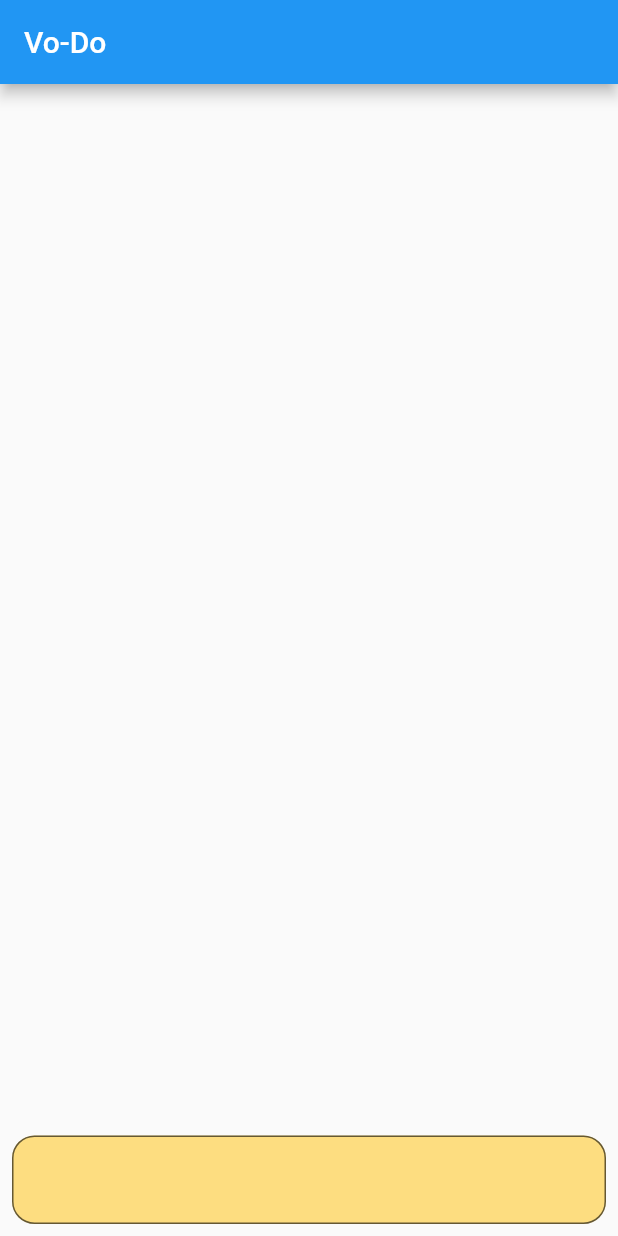
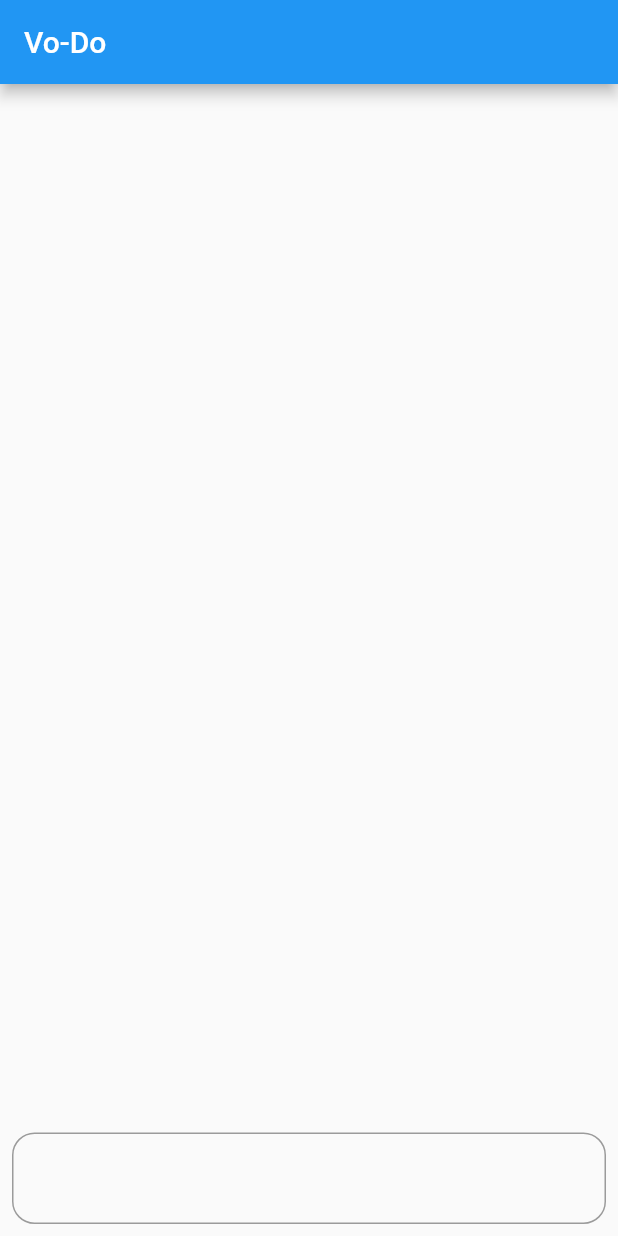
Before and after one commit to ashishnambiar/vo_do, a Flutter app: the screen it shows after launch, on a phone screen of 412 x 824 dp. Run offline on Flutter 3.47's test engine with Material 2 defaults, Android fonts, the light colour scheme and no system bars.

Commit message:
added list - focus, movement and textfield motions

```diff
--- a/lib/Screens/main_screen.dart
+++ b/lib/Screens/main_screen.dart
@@ -12,14 +12,22 @@ class _MainScreenState extends State<MainScreen> {
   final TextEditingController text = TextEditingController();
   final FocusNode listFocus = FocusNode();
   final FocusNode textFocus = FocusNode();
+  final ScrollController scroll = ScrollController();
 
-  List<String> todos = [];
+  List<TileItem> todos = [];
 
   addItem() {
     setState(() {
-      todos.add(text.text);
+      todos.add(TileItem(text.text));
       text.clear();
       textFocus.requestFocus();
+    });
+    WidgetsBinding.instance.addPostFrameCallback((timeStamp) {
+      scroll.animateTo(
+        scroll.position.maxScrollExtent,
+        duration: const Duration(milliseconds: 400),
+        curve: Curves.easeOut,
+      );
     });
   }
 
@@ -28,40 +36,122 @@ class _MainScreenState extends State<MainScreen> {
     super.initState();
     FocusManager.instance.addListener(
       () {
-        print("FOCUS list ${listFocus.hasFocus}");
-        print("FOCUS text ${textFocus.hasFocus}");
+        WidgetsBinding.instance.addPostFrameCallback((timeStamp) {
+          setState(() {});
+        });
       },
     );
   }
+
+  erasePreviousWord() {
+    List<String> words =
+        text.text.substring(0, text.selection.baseOffset).split(" ");
+    if (words.length < 2) {
+      text.text = text.text.substring(text.selection.baseOffset);
+      text.selection = const TextSelection.collapsed(offset: 0);
+      return;
+    }
+    final w = words.sublist(0, words.length - 1).join(" ");
+    text.text = w + text.text.substring(text.selection.baseOffset);
+    text.selection = TextSelection.collapsed(offset: w.length);
+  }
+
+  eraseBeforeCursor() => text
+    ..text = text.text.substring(text.selection.baseOffset)
+    ..selection = const TextSelection.collapsed(
+        offset: 0, affinity: TextAffinity.downstream);
+
+  eraseAfterCursor() =>
+      text.text = text.text.substring(0, text.selection.baseOffset);
 
   @override
   Widget build(BuildContext context) {
     return Shortcuts(
       shortcuts: {
         const SingleActivator(
-          LogicalKeyboardKey.enter,
-          shift: true,
+          LogicalKeyboardKey.tab,
         ): VoidCallbackIntent(
           () {
-            print("hello");
+            if (listFocus.hasFocus) {
+              textFocus.requestFocus();
+            }
+            if (textFocus.hasFocus) {
+              listFocus.requestFocus();
+            }
           },
         ),
       },
       child: Scaffold(
-        appBar: AppBar(title: Text("Vo-Do")),
+        appBar: AppBar(
+          title: Text("Vo-Do"),
+        ),
         body: Center(
           child: Column(
             children: [
               Expanded(
+                child: Shortcuts(
+                  shortcuts: {
+                    const SingleActivator(
+                      LogicalKeyboardKey.keyJ,
+                    ): VoidCallbackIntent(
+                      () {
+                        if (todos.isNotEmpty) {
+                          todos.first.focus.requestFocus();
+                        }
+                      },
+                    ),
+                    const SingleActivator(
+                      LogicalKeyboardKey.keyK,
+                    ): VoidCallbackIntent(
+                      () {
+                        if (todos.isNotEmpty) {
+                          todos.last.focus.requestFocus();
+                        }
+                      },
+                    ),
+                  },
                   child: Focus(
                     focusNode: listFocus,
                     child: ListView.builder(
+                      controller: scroll,
                       itemCount: todos.length,
                       itemBuilder: (context, index) {
-                      return ListTile(
-                        title: Text("$index) ${todos[index]}"),
+                        return Shortcuts(
+                          shortcuts: {
+                            const SingleActivator(
+                              LogicalKeyboardKey.keyJ,
+                            ): VoidCallbackIntent(
+                              () {
+                                if (index < (todos.length - 1)) {
+                                  todos[index + 1].focus.requestFocus();
+                                } else {
+                                  textFocus.requestFocus();
+                                }
+                              },
+                            ),
+                            const SingleActivator(
+                              LogicalKeyboardKey.keyK,
+                            ): VoidCallbackIntent(
+                              () {
+                                if (index > 0) {
+                                  todos[index - 1].focus.requestFocus();
+                                } else {
+                                  textFocus.requestFocus();
+                                }
+                              },
+                            ),
+                          },
+                          child: Focus(
+                            focusNode: todos[index].focus,
+                            child: ListTile(
+                              selectedTileColor: Colors.amber[100],
+                              selected: todos[index].focus.hasFocus,
+                              title: Text("$index) ${todos[index].item}"),
+                            ),
+                          ),
                         );
                       },
+                    ),
                   ),
                 ),
               ),
@@ -72,11 +162,33 @@ class _MainScreenState extends State<MainScreen> {
                     const SingleActivator(
                       LogicalKeyboardKey.enter,
                       shift: true,
+                    ): VoidCallbackIntent(addItem),
+                    const SingleActivator(
+                      LogicalKeyboardKey.keyU,
+                      control: true,
+                    ): VoidCallbackIntent(eraseBeforeCursor),
+                    const SingleActivator(
+                      LogicalKeyboardKey.keyH,
+                      control: true,
                     ): VoidCallbackIntent(
-                      () {
-                        addItem();
-                      },
+                      () => text.selection = TextSelection.collapsed(
+                          offset: text.selection.baseOffset - 1),
                     ),
+                    const SingleActivator(
+                      LogicalKeyboardKey.keyL,
+                      control: true,
+                    ): VoidCallbackIntent(
+                      () => text.selection = TextSelection.collapsed(
+                          offset: text.selection.baseOffset + 1),
+                    ),
+                    const SingleActivator(
+                      LogicalKeyboardKey.keyK,
+                      control: true,
+                    ): VoidCallbackIntent(eraseAfterCursor),
+                    const SingleActivator(
+                      LogicalKeyboardKey.keyW,
+                      control: true,
+                    ): VoidCallbackIntent(erasePreviousWord),
                   },
                   child: TextField(
                     controller: text,
@@ -85,7 +197,7 @@ class _MainScreenState extends State<MainScreen> {
                       addItem();
                     },
                     decoration: InputDecoration(
-                      filled: true,
+                      filled: textFocus.hasFocus,
                       fillColor: Colors.amber.withOpacity(.5),
                       border: OutlineInputBorder(
                         borderRadius: BorderRadius.circular(15),
@@ -101,3 +213,9 @@ class _MainScreenState extends State<MainScreen> {
     );
   }
 }
+
+class TileItem {
+  TileItem(this.item);
+  String item;
+  FocusNode focus = FocusNode();
+}
--- a/lib/main.dart
+++ b/lib/main.dart
@@ -10,7 +10,13 @@ class MainApp extends StatelessWidget {
 
   @override
   Widget build(BuildContext context) {
-    return const MaterialApp(
+    return MaterialApp(
+      theme: ThemeData(
+        textTheme: TextTheme(
+          bodyMedium: TextStyle(fontSize: 18),
+          titleMedium: TextStyle(fontSize: 18),
+        ),
+      ),
       home: MainScreen(),
     );
   }
```
Lines whose indentation alone changed are shown as unchanged.
